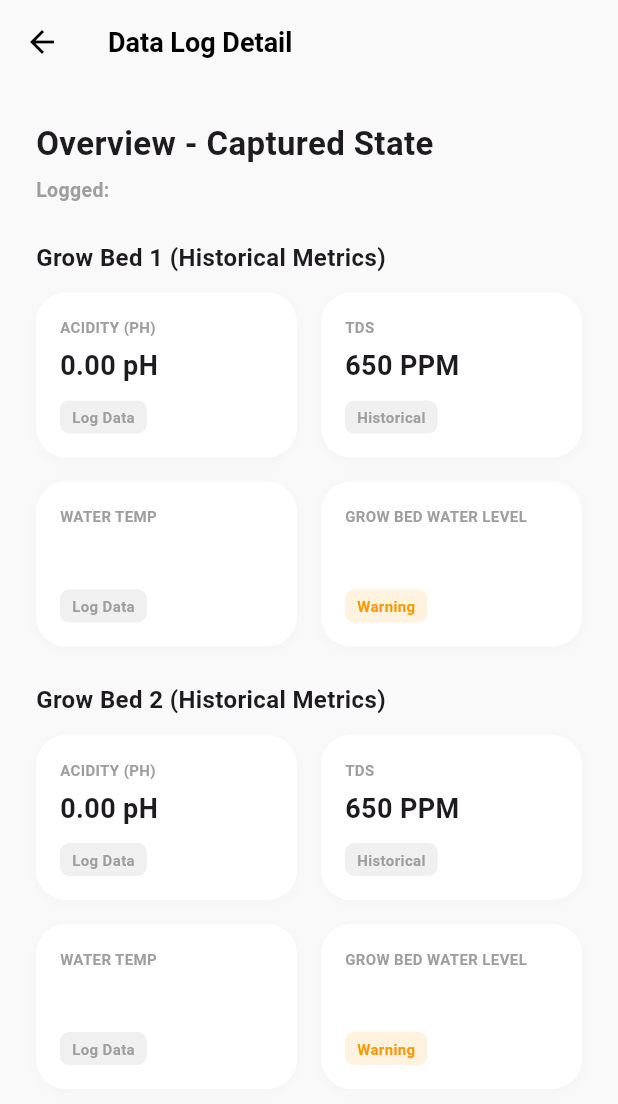
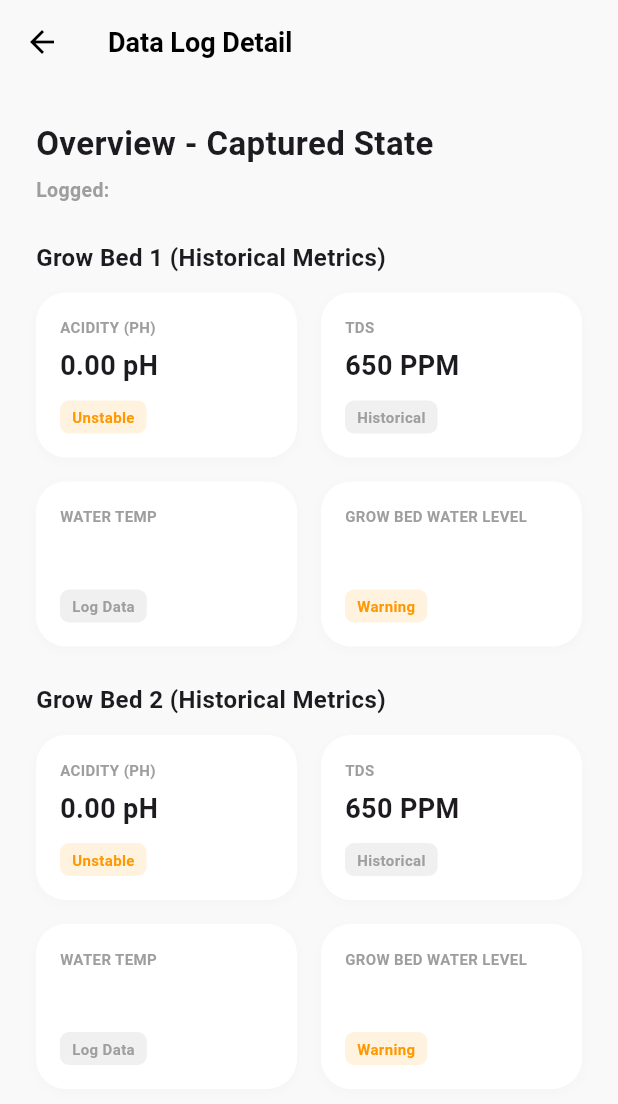
Before and after one commit to yukinyx/hydrodeck_test, a Flutter app: the SnapshotDetailScreen screen opened directly with empty values, on a phone screen of 412 x 824 dp. Shown: the top 1104 px of the screen. Run offline on Flutter 3.47's test engine with Material 3 defaults, Android fonts, the phone set to English and light mode, and no system bars; our stand-ins replace flutter_local_notifications, sqflite; missing offline and left inert: flutter_background_service; accounts and stored records are empty.

Commit message:
working :like:

```diff
--- a/lib/main.dart
+++ b/lib/main.dart
@@ -840,10 +840,22 @@ class _HydroponicsDashboardState extends State<HydroponicsDashboard> {
     _telemetrySub = FlutterBackgroundService().on('telemetryUpdate').listen((event) {
       if (event != null && mounted) {
         setState(() {
-          _connectionStatus = (event['isConnected'] == true) ? "Connected" : "Disconnected";
-          _lastValidPhValue = (event['ph'] as num).toDouble();
-          _lastValidWaterTemp = event['temp'];
-          _lastValidWaterStatus = event['water'];
+          bool isConnected = (event['isConnected'] == true);
+          _connectionStatus = isConnected ? "Connected" : "Disconnected";
+
+          // Only overwrite readings when connected; when disconnected/connecting, retain the last read readings
+          if (isConnected) {
+            if (event['ph'] != null) {
+              _lastValidPhValue = (event['ph'] as num).toDouble();
+            }
+            if (event['temp'] != null) {
+              _lastValidWaterTemp = event['temp'];
+            }
+            if (event['water'] != null) {
+              _lastValidWaterStatus = event['water'];
+            }
+          }
+
           if (event['ip'] != null) {
             _esp32Ip = event['ip'];
           }
@@ -1294,6 +1306,8 @@ class _HydroponicsDashboardState extends State<HydroponicsDashboard> {
                                 builder: (context) => SnapshotDetailScreen(
                                   data: log,
                                   formattedTime: _formatDateTimeToReadable(log.timestamp),
+                                  minPh: _minPhThreshold,
+                                  maxPh: _maxPhThreshold,
                                 ),
                               ),
                             );
@@ -1488,11 +1502,21 @@ class _HydroponicsDashboardState extends State<HydroponicsDashboard> {
 class SnapshotDetailScreen extends StatelessWidget {
   final HistoricalData data;
   final String formattedTime;
-  const SnapshotDetailScreen({super.key, required this.data, required this.formattedTime});
+  final double minPh;
+  final double maxPh;
+
+  const SnapshotDetailScreen({
+    super.key,
+    required this.data,
+    required this.formattedTime,
+    this.minPh = 5.5,
+    this.maxPh = 6.8,
+  });
 
   @override
   Widget build(BuildContext context) {
     bool isWaterFull = data.waterLevel == "Water full";
+    bool isPhOptimal = data.pH >= minPh && data.pH <= maxPh;
 
     return Scaffold(
       appBar: AppBar(
@@ -1519,24 +1543,32 @@ class SnapshotDetailScreen extends StatelessWidget {
 
             const Text('Grow Bed 1 (Historical Metrics)', style: TextStyle(fontSize: 16, fontWeight: FontWeight.bold)),
             const SizedBox(height: 12),
-            _buildStaticGrid(isWaterFull),
+            _buildStaticGrid(isWaterFull, isPhOptimal),
 
             const SizedBox(height: 24),
             const Text('Grow Bed 2 (Historical Metrics)', style: TextStyle(fontSize: 16, fontWeight: FontWeight.bold)),
             const SizedBox(height: 12),
-            _buildStaticGrid(isWaterFull),
+            _buildStaticGrid(isWaterFull, isPhOptimal),
           ],
         ),
       ),
     );
   }
 
-  Widget _buildStaticGrid(bool isWaterFull) {
+  Widget _buildStaticGrid(bool isWaterFull, bool isPhOptimal) {
     return Column(
       children: [
         Row(
           children: [
-            Expanded(child: _buildStaticCard('ACIDITY (PH)', '${data.pH.toStringAsFixed(2)} pH', 'Log Data')),
+            Expanded(
+              child: _buildStaticCard(
+                'ACIDITY (PH)',
+                '${data.pH.toStringAsFixed(2)} pH',
+                isPhOptimal ? 'Normal' : 'Unstable',
+                bgOverride: isPhOptimal ? const Color(0xFFE8F7ED) : const Color(0xFFFFF3E0),
+                textOverride: isPhOptimal ? Colors.green : Colors.orange,
+              )
+            ),
             const SizedBox(width: 16),
             Expanded(child: _buildStaticCard('TDS', '650 PPM', 'Historical')),
           ],
```
